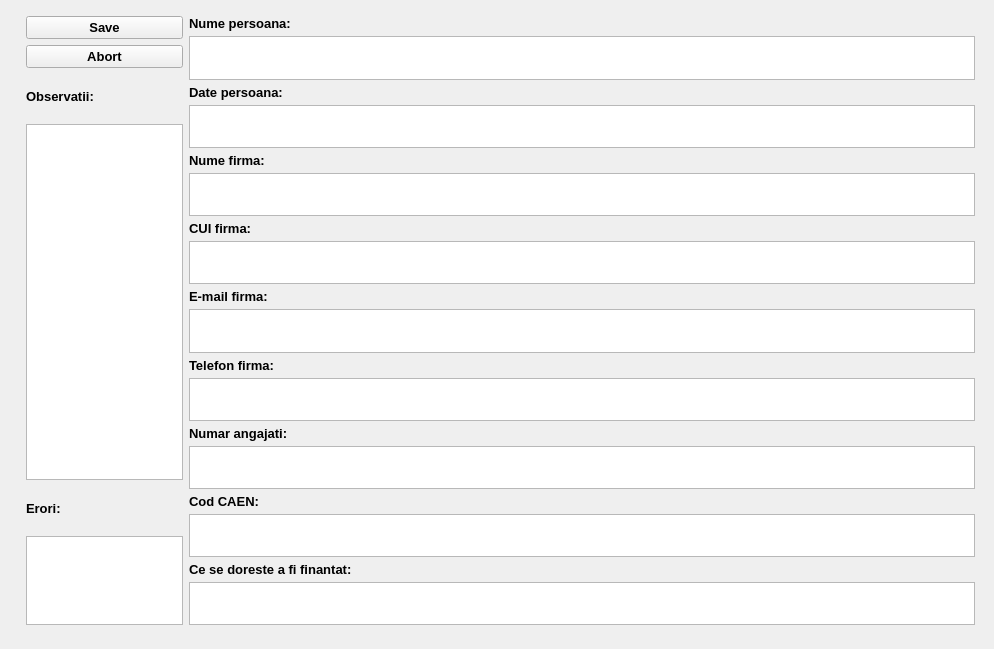
Above: ui/ClientAddInterface.ui from GabyUnalaq/UNI_CRM_Project before the change. Below: the same form after it.
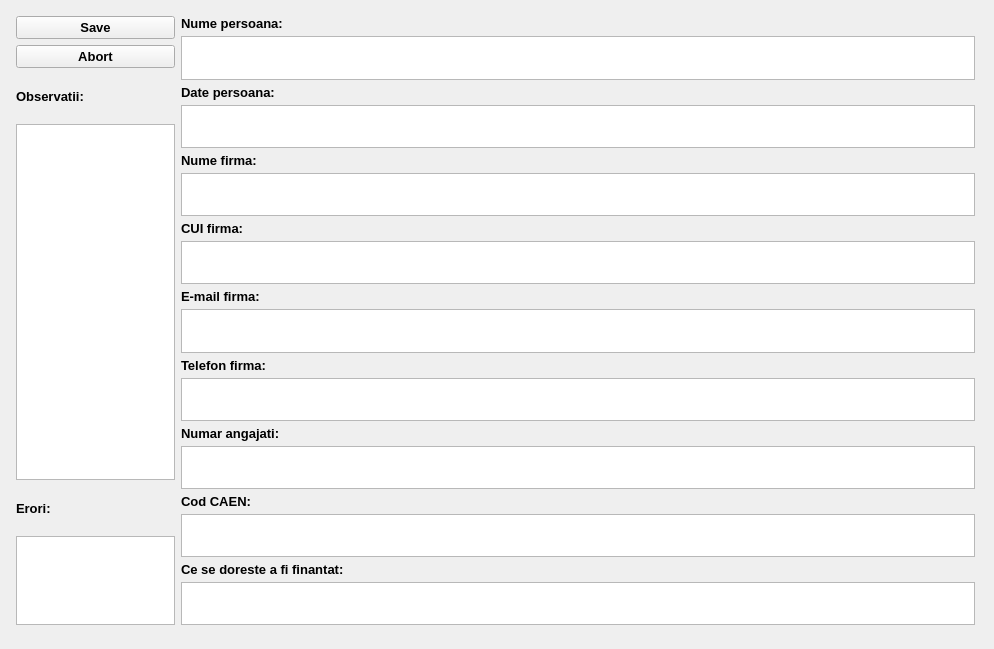
That is the form after the change.

The edit to the form file:
```diff
--- a/ui/ClientAddInterface.ui
+++ b/ui/ClientAddInterface.ui
@@ -22,9 +22,9 @@
   <widget class="QWidget" name="layoutWidget">
    <property name="geometry">
     <rect>
-     <x>20</x>
+     <x>10</x>
      <y>10</y>
-     <width>961</width>
+     <width>971</width>
      <height>621</height>
     </rect>
    </property>
```
